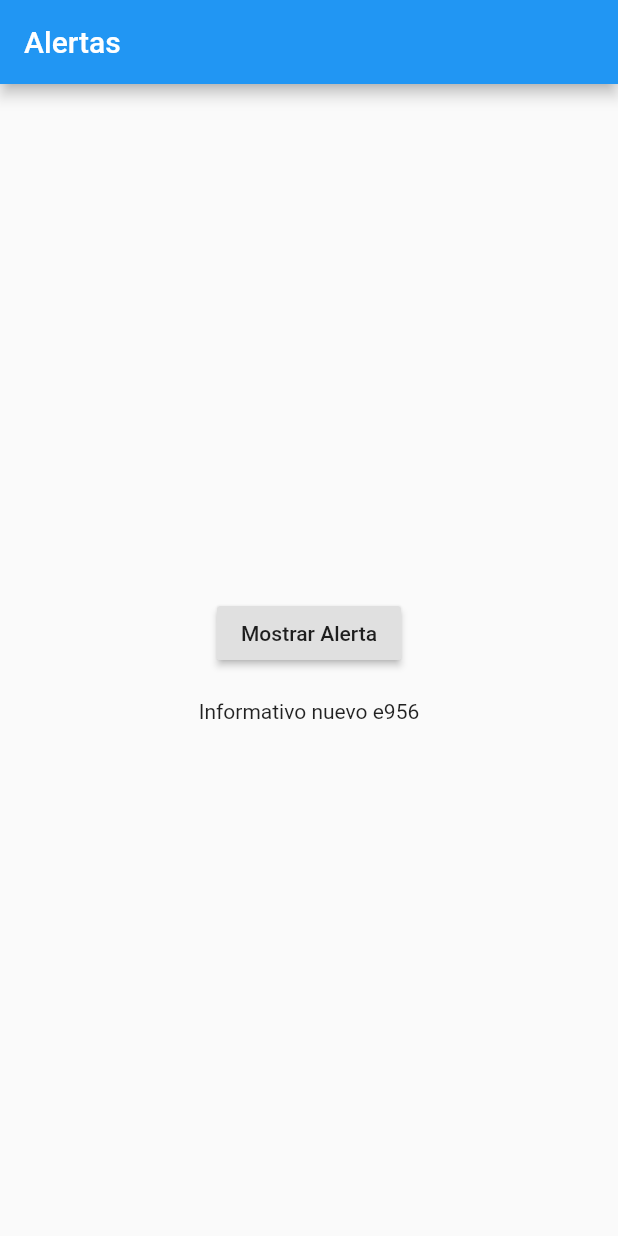
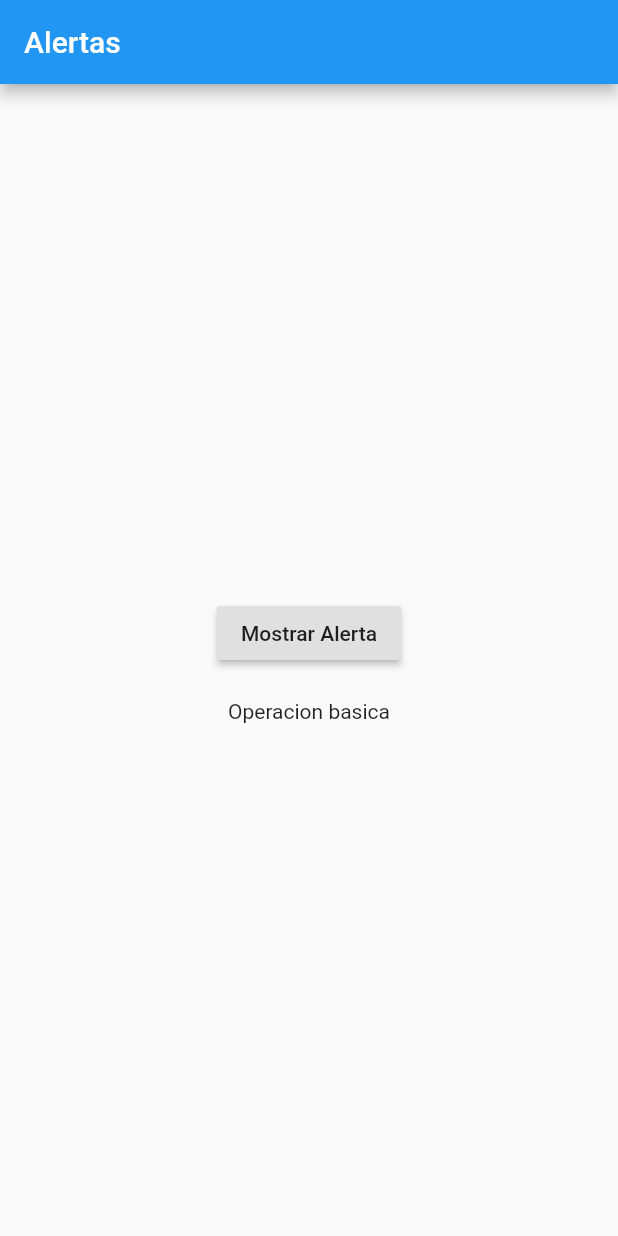
Before and after one commit to rubenumanzor/mensajes, a Flutter app: the screen it shows after launch, on a phone screen of 412 x 824 dp. Run offline on Flutter 3.47's test engine with Material 2 defaults, Android fonts, the phone set to English and light mode, and no system bars.

Commit message:
Operacion nueva

```diff
--- a/lib/principal/Pantallas/principal.dart
+++ b/lib/principal/Pantallas/principal.dart
@@ -27,7 +27,7 @@ class _PrincipalState extends State<Principal> {
               SizedBox(
                 height: 20,
               ),
-              Text("Informativo nuevo e956"),
+              Text("Operacion basica"),
             ],
           ),
         ));
```
